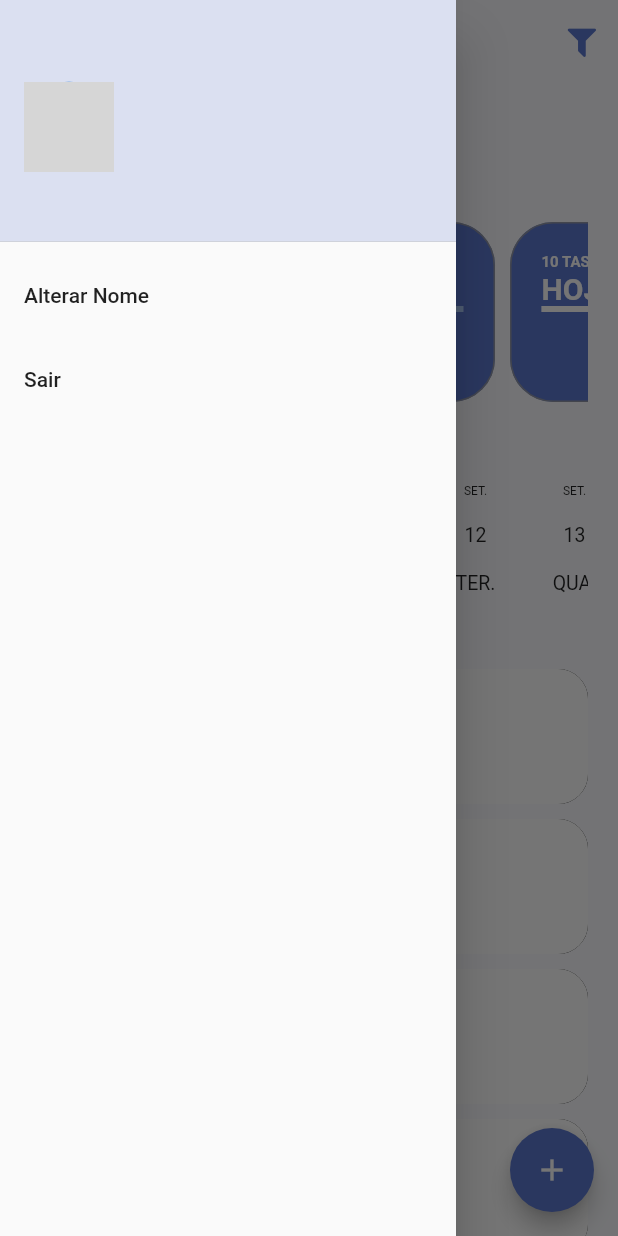
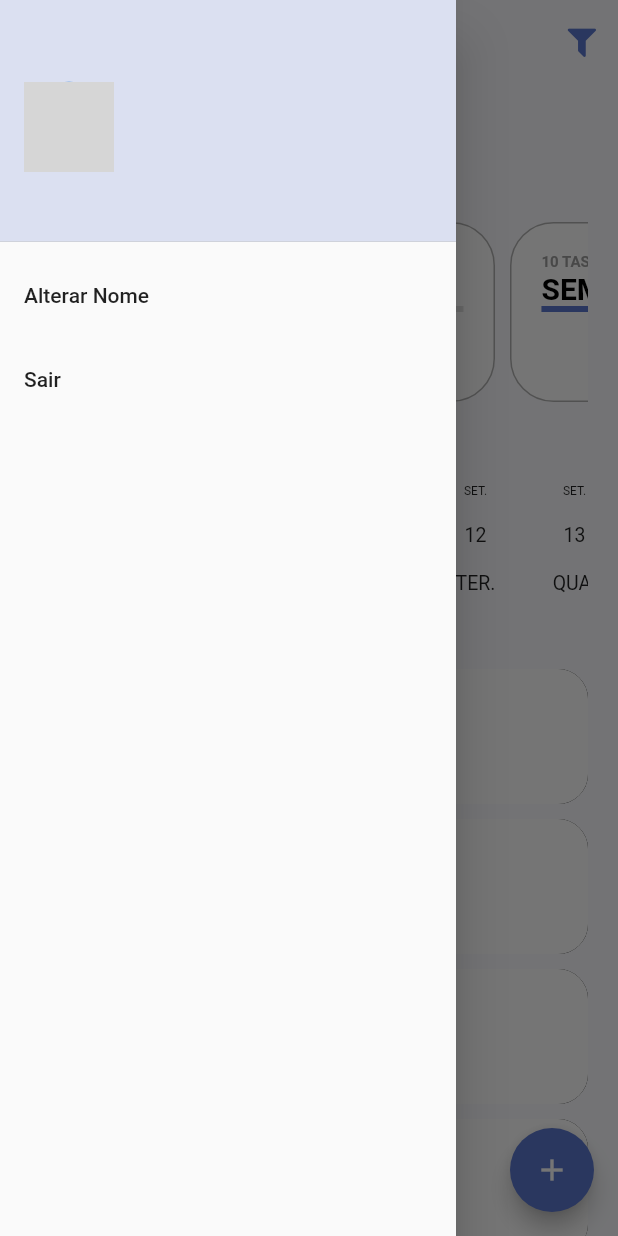
Before and after one commit to aspiregeovani/TodoList, a Flutter app: the screen it shows once a user with an empty profile is signed in, with the side drawer open, on a phone screen of 412 x 824 dp. Run offline on Flutter 3.47's test engine with Material 2 defaults, Android fonts, the phone set to English and light mode, and no system bars; drawn by our look-alikes of date_picker_timeline; our stand-ins replace firebase_auth, firebase_core, flutter_signin_button, google_fonts, google_sign_in, sqflite and 2 more; missing offline and left inert: flutter_overlay_loader, validatorless; accounts and stored records are empty; network calls fail; Roboto replaces fonts that are missing (Mandali); grey boxes are pictures that could not be loaded.

Commit message:
Busca de Tasks (Repository e Service)

```diff
--- /dev/null
+++ b/lib/app/models/task_filter_enum.dart
@@ -0,0 +1 @@
+enum TaskFilterEnum { today, tomorrow, week }
--- /dev/null
+++ b/lib/app/models/total_tasks_model.dart
@@ -0,0 +1,9 @@
+class TotalTaskModel {
+  final int totalTasks;
+  final int totalTasksFinish;
+
+  TotalTaskModel({
+    required this.totalTasks,
+    required this.totalTasksFinish,
+  });
+}
--- a/lib/app/modules/home/home_module.dart
+++ b/lib/app/modules/home/home_module.dart
@@ -1,9 +1,16 @@
+import 'package:provider/provider.dart';
 import 'package:todo_list_provider/app/core/modules/todo_list_module.dart';
 import 'package:todo_list_provider/app/modules/home/home_page.dart';
+import 'package:todo_list_provider/app/modules/home/widgets/home_controller.dart';
 
 class HomeModule extends TodoListModule {
   HomeModule()
       : super(
+          bindings: [
+            ChangeNotifierProvider(
+              create: (contect) => HomeController(),
+            ),
+          ],
           routers: {
             '/home': (context) => HomePage(),
           },
--- /dev/null
+++ b/lib/app/modules/home/widgets/home_controller.dart
@@ -0,0 +1,6 @@
+import 'package:todo_list_provider/app/core/notifier/default_change_notifier.dart';
+import 'package:todo_list_provider/app/models/task_filter_enum.dart';
+
+class HomeController extends DefaultChangeNotifier {
+  var filterSelected = TaskFilterEnum.today;
+}
--- a/lib/app/modules/home/widgets/home_filters.dart
+++ b/lib/app/modules/home/widgets/home_filters.dart
@@ -1,15 +1,12 @@
 import 'package:flutter/material.dart';
+import 'package:provider/provider.dart';
 import 'package:todo_list_provider/app/core/ui/theme_extensions.dart';
+import 'package:todo_list_provider/app/models/task_filter_enum.dart';
+import 'package:todo_list_provider/app/models/total_tasks_model.dart';
+import 'package:todo_list_provider/app/modules/home/widgets/home_controller.dart';
 import 'package:todo_list_provider/app/modules/home/widgets/todo_card_filter.dart';
 
-class HomeFilters extends StatefulWidget {
-  const HomeFilters({Key? key}) : super(key: key);
-
-  @override
-  _HomeFiltersState createState() => _HomeFiltersState();
-}
-
-class _HomeFiltersState extends State<HomeFilters> {
+class HomeFilters extends StatelessWidget {
   @override
   Widget build(BuildContext context) {
     return Column(
@@ -24,12 +21,33 @@ class _HomeFiltersState extends State<HomeFilters> {
           scrollDirection: Axis.horizontal,
           child: Row(
             children: [
-              TodoCardFilter(),
-              TodoCardFilter(),
-              TodoCardFilter(),
-              TodoCardFilter(),
-              TodoCardFilter(),
-              TodoCardFilter(),
+              TodoCardFilter(
+                label: 'HOJE',
+                taskFilterEnum: TaskFilterEnum.today,
+                totalTaskModel:
+                    TotalTaskModel(totalTasks: 20, totalTasksFinish: 5),
+                selected: context.select<HomeController, TaskFilterEnum>(
+                        (value) => value.filterSelected) ==
+                    TaskFilterEnum.today,
+              ),
+              TodoCardFilter(
+                label: 'AMANHÃ',
+                taskFilterEnum: TaskFilterEnum.tomorrow,
+                totalTaskModel:
+                    TotalTaskModel(totalTasks: 10, totalTasksFinish: 5),
+                selected: context.select<HomeController, TaskFilterEnum>(
+                        (value) => value.filterSelected) ==
+                    TaskFilterEnum.tomorrow,
+              ),
+              TodoCardFilter(
+                label: 'SEMANA',
+                taskFilterEnum: TaskFilterEnum.week,
+                totalTaskModel:
+                    TotalTaskModel(totalTasks: 10, totalTasksFinish: 5),
+                selected: context.select<HomeController, TaskFilterEnum>(
+                        (value) => value.filterSelected) ==
+                    TaskFilterEnum.week,
+              ),
             ],
           ),
         ),
--- a/lib/app/modules/home/widgets/todo_card_filter.dart
+++ b/lib/app/modules/home/widgets/todo_card_filter.dart
@@ -1,21 +1,41 @@
+import 'package:flutter/foundation.dart';
 import 'package:flutter/material.dart';
 import 'package:path/path.dart';
 import 'package:todo_list_provider/app/core/ui/theme_extensions.dart';
+import 'package:todo_list_provider/app/models/task_filter_enum.dart';
+import 'package:todo_list_provider/app/models/total_tasks_model.dart';
 
-class TodoCardFilter extends StatefulWidget {
-  const TodoCardFilter({Key? key}) : super(key: key);
+class TodoCardFilter extends StatelessWidget {
+  final String label;
+  final TaskFilterEnum taskFilterEnum;
+  final TotalTaskModel? totalTaskModel;
+  final bool selected;
 
-  @override
-  _TodoCardFilterState createState() => _TodoCardFilterState();
-}
+  const TodoCardFilter({
+    Key? key,
+    required this.label,
+    required this.taskFilterEnum,
+    required this.selected,
+    this.totalTaskModel,
+  }) : super(key: key);
 
-class _TodoCardFilterState extends State<TodoCardFilter> {
+  double _getPercentFinish() {
+    final total = totalTaskModel?.totalTasks ?? 0.0;
+    final totalFinish = totalTaskModel?.totalTasksFinish ?? 0.1;
+    if (total == 0) {
+      return 0.0;
+    }
+
+    final percent = (totalFinish * 100) / total;
+    return percent / 100;
+  }
+
   @override
   Widget build(BuildContext context) {
     return Container(
       constraints: BoxConstraints(minHeight: 120, maxWidth: 150),
       decoration: BoxDecoration(
-        color: context.primaryColor,
+        color: selected ? context.primaryColor : Colors.white,
         border: Border.all(
           width: 1,
           color: Colors.grey.withOpacity(0.8),
@@ -26,22 +46,36 @@ class _TodoCardFilterState extends State<TodoCardFilter> {
         crossAxisAlignment: CrossAxisAlignment.start,
         children: [
           Text(
-            '10 TASKS',
-            style:
-                context.titleStyle.copyWith(fontSize: 10, color: Colors.white),
+            '${totalTaskModel?.totalTasks ?? 0} TASKS',
+            style: context.titleStyle.copyWith(
+              fontSize: 10,
+              color: selected ? Colors.white : Colors.grey,
+            ),
           ),
           Text(
-            'HOJE',
+            label,
             style: TextStyle(
               fontSize: 20,
               fontWeight: FontWeight.bold,
-              color: Colors.white,
+              color: selected ? Colors.white : Colors.black,
             ),
           ),
-          LinearProgressIndicator(
-            backgroundColor: context.primaryColorLight,
-            value: 0.4,
-            valueColor: AlwaysStoppedAnimation<Color>(Colors.white),
+          TweenAnimationBuilder<double>(
+            tween: Tween(
+              begin: 0.0,
+              end: _getPercentFinish(),
+            ),
+            duration: Duration(seconds: 1),
+            builder: (context, value, child) {
+              return LinearProgressIndicator(
+                backgroundColor:
+                    selected ? context.primaryColorLight : Colors.grey.shade300,
+                value: value,
+                valueColor: AlwaysStoppedAnimation<Color>(
+                  selected ? Colors.white : context.primaryColor,
+                ),
+              );
+            },
           )
         ],
       ),
--- a/lib/app/repositories/tasks/tasks_repository.dart
+++ b/lib/app/repositories/tasks/tasks_repository.dart
@@ -1,3 +1,6 @@
+import 'package:todo_list_provider/app/models/task_model.dart';
+
 abstract class TasksRepository {
   Future<void> save(DateTime date, String description);
+  Future<List<TaskModel>> findByPeriod(DateTime start, DateTime end);
 }
```
Also changed, not shown: lib/app/models/task_model.dart (added, +22 -0 lines), lib/app/models/week_task_model.dart (added, +13 -0 lines), lib/app/repositories/tasks/tasks_repository_impl.dart (+16 -0 lines), lib/app/services/tasks/tasks_service.dart (+7 -0 lines), lib/app/services/tasks/tasks_service_impl.dart (+40 -0 lines).
